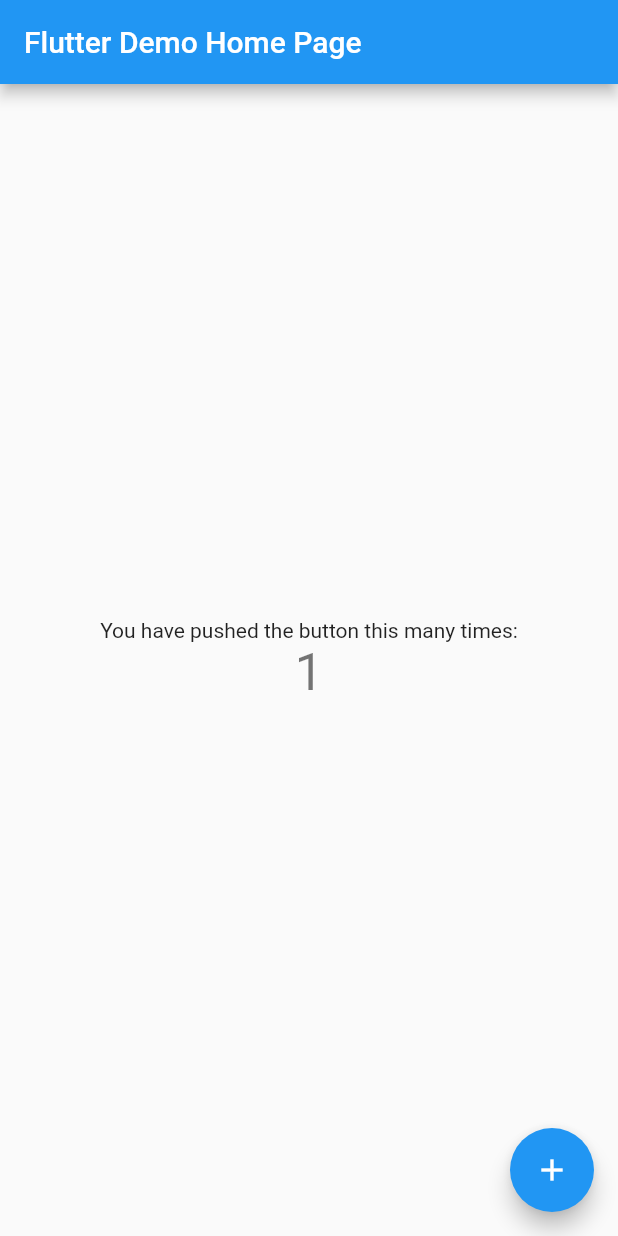
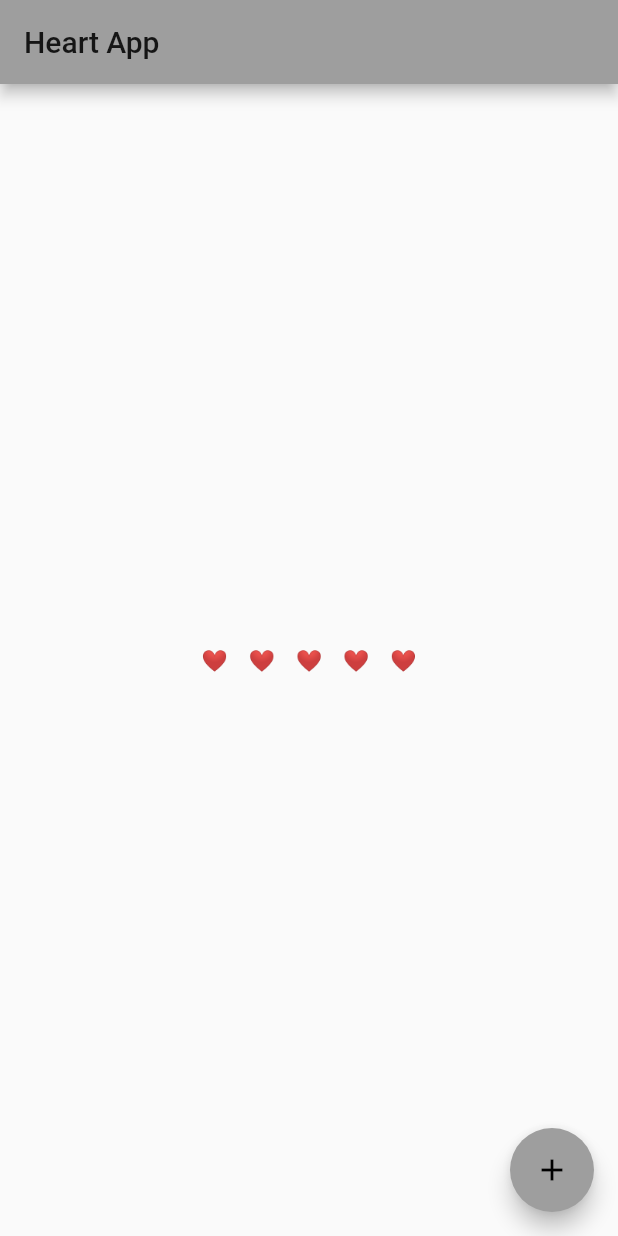
Before and after one commit to linnefromice/flutter_heart_app_01, a Flutter app: the screen it shows after launch, after a tap on the "add" icon, on a phone screen of 412 x 824 dp. Run offline on Flutter 3.47's test engine with Material 2 defaults, Android fonts, the light colour scheme and no system bars.

Commit message:
update layout

```diff
--- a/lib/main.dart
+++ b/lib/main.dart
@@ -1,110 +1,35 @@
 import 'package:flutter/material.dart';
 
 void main() {
-  runApp(MyApp());
+  runApp(App());
 }
 
-class MyApp extends StatelessWidget {
+class App extends StatelessWidget {
   // This widget is the root of your application.
   @override
   Widget build(BuildContext context) {
     return MaterialApp(
-      title: 'Flutter Demo',
+      title: 'Heart',
       theme: ThemeData(
-        // This is the theme of your application.
-        //
-        // Try running your application with "flutter run". You'll see the
-        // application has a blue toolbar. Then, without quitting the app, try
-        // changing the primarySwatch below to Colors.green and then invoke
-        // "hot reload" (press "r" in the console where you ran "flutter run",
-        // or simply save your changes to "hot reload" in a Flutter IDE).
-        // Notice that the counter didn't reset back to zero; the application
-        // is not restarted.
-        primarySwatch: Colors.blue,
+        primarySwatch: Colors.grey,
       ),
-      home: MyHomePage(title: 'Flutter Demo Home Page'),
+      home: HomePage(),
     );
   }
 }
 
-class MyHomePage extends StatefulWidget {
-  MyHomePage({Key key, this.title}) : super(key: key);
-
-  // This widget is the home page of your application. It is stateful, meaning
-  // that it has a State object (defined below) that contains fields that affect
-  // how it looks.
-
-  // This class is the configuration for the state. It holds the values (in this
-  // case the title) provided by the parent (in this case the App widget) and
-  // used by the build method of the State. Fields in a Widget subclass are
-  // always marked "final".
-
-  final String title;
-
-  @override
-  _MyHomePageState createState() => _MyHomePageState();
-}
-
-class _MyHomePageState extends State<MyHomePage> {
-  int _counter = 0;
-
-  void _incrementCounter() {
-    setState(() {
-      // This call to setState tells the Flutter framework that something has
-      // changed in this State, which causes it to rerun the build method below
-      // so that the display can reflect the updated values. If we changed
-      // _counter without calling setState(), then the build method would not be
-      // called again, and so nothing would appear to happen.
-      _counter++;
-    });
-  }
-
+class HomePage extends StatelessWidget {
   @override
   Widget build(BuildContext context) {
-    // This method is rerun every time setState is called, for instance as done
-    // by the _incrementCounter method above.
-    //
-    // The Flutter framework has been optimized to make rerunning build methods
-    // fast, so that you can just rebuild anything that needs updating rather
-    // than having to individually change instances of widgets.
     return Scaffold(
       appBar: AppBar(
-        // Here we take the value from the MyHomePage object that was created by
-        // the App.build method, and use it to set our appbar title.
-        title: Text(widget.title),
+        title: Text('Heart App'),
       ),
       body: Center(
-        // Center is a layout widget. It takes a single child and positions it
-        // in the middle of the parent.
-        child: Column(
-          // Column is also a layout widget. It takes a list of children and
-          // arranges them vertically. By default, it sizes itself to fit its
-          // children horizontally, and tries to be as tall as its parent.
-          //
-          // Invoke "debug painting" (press "p" in the console, choose the
-          // "Toggle Debug Paint" action from the Flutter Inspector in Android
-          // Studio, or the "Toggle Debug Paint" command in Visual Studio Code)
-          // to see the wireframe for each widget.
-          //
-          // Column has various properties to control how it sizes itself and
-          // how it positions its children. Here we use mainAxisAlignment to
-          // center the children vertically; the main axis here is the vertical
-          // axis because Columns are vertical (the cross axis would be
-          // horizontal).
-          mainAxisAlignment: MainAxisAlignment.center,
-          children: <Widget>[
-            Text(
-              'You have pushed the button this many times:',
-            ),
-            Text(
-              '$_counter',
-              style: Theme.of(context).textTheme.headline4,
-            ),
-          ],
-        ),
+        child: Text("❤　❤　❤　❤　❤")
       ),
       floatingActionButton: FloatingActionButton(
-        onPressed: _incrementCounter,
+        onPressed: () => {},
         tooltip: 'Increment',
         child: Icon(Icons.add),
       ), // This trailing comma makes auto-formatting nicer for build methods.
```
Also changed, not shown: 1 other file.
